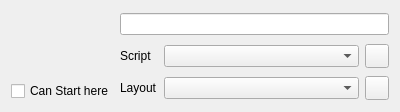
This is src/Systems/Nodes/SceneNodeModelWidget.ui in RemotelyChaotic/JOIPEngine as Qt 5 draws it before an edit. The edited form follows.
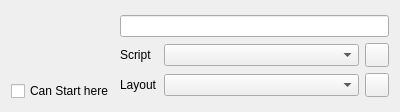
This is the edited form. Custom widgets are drawn as their Qt base class.

Commit message: Added the debug widget and a first visualisation of the nodes

```diff
--- a/src/Systems/Nodes/SceneNodeModelWidget.ui
+++ b/src/Systems/Nodes/SceneNodeModelWidget.ui
@@ -10,105 +10,16 @@
     <height>105</height>
    </rect>
   </property>
+  <property name="sizePolicy">
+   <sizepolicy hsizetype="Fixed" vsizetype="Preferred">
+    <horstretch>0</horstretch>
+    <verstretch>0</verstretch>
+   </sizepolicy>
+  </property>
   <property name="windowTitle">
    <string>Form</string>
   </property>
   <layout class="QGridLayout" name="gridLayout">
-   <item row="1" column="2">
-    <widget class="QComboBox" name="pScriptComboBox"/>
-   </item>
-   <item row="2" column="1">
-    <widget class="QLabel" name="label_2">
-     <property name="sizePolicy">
-      <sizepolicy hsizetype="Fixed" vsizetype="Preferred">
-       <horstretch>0</horstretch>
-       <verstretch>0</verstretch>
-      </sizepolicy>
-     </property>
-     <property name="text">
-      <string>Layout</string>
-     </property>
-    </widget>
-   </item>
-   <item row="1" column="3">
-    <widget class="QPushButton" name="AddScriptFile">
-     <property name="sizePolicy">
-      <sizepolicy hsizetype="Fixed" vsizetype="Fixed">
-       <horstretch>0</horstretch>
-       <verstretch>0</verstretch>
-      </sizepolicy>
-     </property>
-     <property name="minimumSize">
-      <size>
-       <width>24</width>
-       <height>24</height>
-      </size>
-     </property>
-     <property name="maximumSize">
-      <size>
-       <width>24</width>
-       <height>24</height>
-      </size>
-     </property>
-     <property name="toolTip">
-      <string>Add new script file</string>
-     </property>
-     <property name="text">
-      <string/>
-     </property>
-    </widget>
-   </item>
-   <item row="1" column="1">
-    <widget class="QLabel" name="label">
-     <property name="sizePolicy">
-      <sizepolicy hsizetype="Fixed" vsizetype="Preferred">
-       <horstretch>0</horstretch>
-       <verstretch>0</verstretch>
-      </sizepolicy>
-     </property>
-     <property name="text">
-      <string>Script</string>
-     </property>
-    </widget>
-   </item>
-   <item row="2" column="2">
-    <widget class="QComboBox" name="pLayoutComboBox"/>
-   </item>
-   <item row="2" column="3">
-    <widget class="QPushButton" name="AddLayoutFile">
-     <property name="sizePolicy">
-      <sizepolicy hsizetype="Fixed" vsizetype="Fixed">
-       <horstretch>0</horstretch>
-       <verstretch>0</verstretch>
-      </sizepolicy>
-     </property>
-     <property name="minimumSize">
-      <size>
-       <width>24</width>
-       <height>24</height>
-      </size>
-     </property>
-     <property name="maximumSize">
-      <size>
-       <width>24</width>
-       <height>24</height>
-      </size>
-     </property>
-     <property name="toolTip">
-      <string>Add new layout file</string>
-     </property>
-     <property name="text">
-      <string/>
-     </property>
-    </widget>
-   </item>
-   <item row="0" column="1" colspan="3">
-    <widget class="QLineEdit" name="pSceneNameLineEdit">
-     <property name="alignment">
-      <set>Qt::AlignCenter</set>
-     </property>
-    </widget>
-   </item>
    <item row="0" column="0" rowspan="3">
     <widget class="QWidget" name="widget" native="true">
      <property name="sizePolicy">
@@ -197,6 +108,125 @@
      </layout>
     </widget>
    </item>
+   <item row="0" column="1" rowspan="3">
+    <widget class="QWidget" name="widget_2" native="true">
+     <property name="sizePolicy">
+      <sizepolicy hsizetype="Preferred" vsizetype="Fixed">
+       <horstretch>0</horstretch>
+       <verstretch>0</verstretch>
+      </sizepolicy>
+     </property>
+     <layout class="QGridLayout" name="gridLayout_3">
+      <property name="leftMargin">
+       <number>0</number>
+      </property>
+      <property name="topMargin">
+       <number>0</number>
+      </property>
+      <property name="rightMargin">
+       <number>0</number>
+      </property>
+      <property name="bottomMargin">
+       <number>0</number>
+      </property>
+      <item row="1" column="1">
+       <widget class="QComboBox" name="pScriptComboBox"/>
+      </item>
+      <item row="0" column="0" colspan="3">
+       <widget class="QLineEdit" name="pSceneNameLineEdit">
+        <property name="alignment">
+         <set>Qt::AlignCenter</set>
+        </property>
+       </widget>
+      </item>
+      <item row="1" column="2">
+       <widget class="QPushButton" name="AddScriptFile">
+        <property name="sizePolicy">
+         <sizepolicy hsizetype="Fixed" vsizetype="Fixed">
+          <horstretch>0</horstretch>
+          <verstretch>0</verstretch>
+         </sizepolicy>
+        </property>
+        <property name="minimumSize">
+         <size>
+          <width>24</width>
+          <height>24</height>
+         </size>
+        </property>
+        <property name="maximumSize">
+         <size>
+          <width>24</width>
+          <height>24</height>
+         </size>
+        </property>
+        <property name="toolTip">
+         <string>Add new script file</string>
+        </property>
+        <property name="text">
+         <string/>
+        </property>
+       </widget>
+      </item>
+      <item row="1" column="0">
+       <widget class="QLabel" name="label">
+        <property name="sizePolicy">
+         <sizepolicy hsizetype="Fixed" vsizetype="Preferred">
+          <horstretch>0</horstretch>
+          <verstretch>0</verstretch>
+         </sizepolicy>
+        </property>
+        <property name="text">
+         <string>Script</string>
+        </property>
+       </widget>
+      </item>
+      <item row="2" column="0">
+       <widget class="QLabel" name="label_2">
+        <property name="sizePolicy">
+         <sizepolicy hsizetype="Fixed" vsizetype="Preferred">
+          <horstretch>0</horstretch>
+          <verstretch>0</verstretch>
+         </sizepolicy>
+        </property>
+        <property name="text">
+         <string>Layout</string>
+        </property>
+       </widget>
+      </item>
+      <item row="2" column="1">
+       <widget class="QComboBox" name="pLayoutComboBox"/>
+      </item>
+      <item row="2" column="2">
+       <widget class="QPushButton" name="AddLayoutFile">
+        <property name="sizePolicy">
+         <sizepolicy hsizetype="Fixed" vsizetype="Fixed">
+          <horstretch>0</horstretch>
+          <verstretch>0</verstretch>
+         </sizepolicy>
+        </property>
+        <property name="minimumSize">
+         <size>
+          <width>24</width>
+          <height>24</height>
+         </size>
+        </property>
+        <property name="maximumSize">
+         <size>
+          <width>24</width>
+          <height>24</height>
+         </size>
+        </property>
+        <property name="toolTip">
+         <string>Add new layout file</string>
+        </property>
+        <property name="text">
+         <string/>
+        </property>
+       </widget>
+      </item>
+     </layout>
+    </widget>
+   </item>
   </layout>
  </widget>
  <customwidgets>
```
The commit also changes 20 other files.
